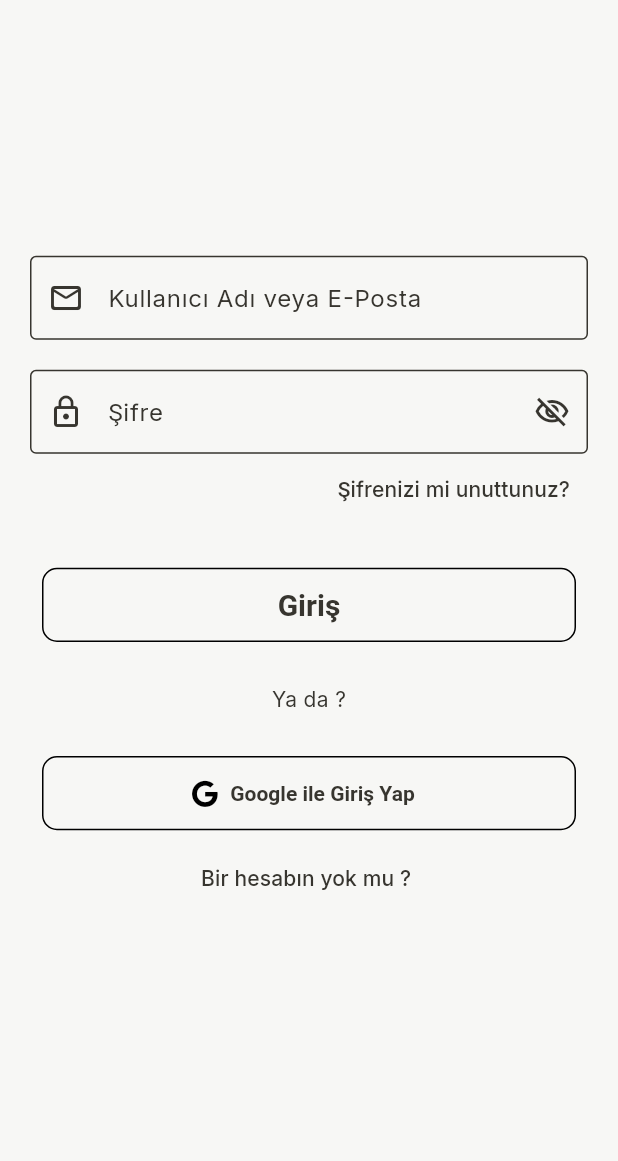
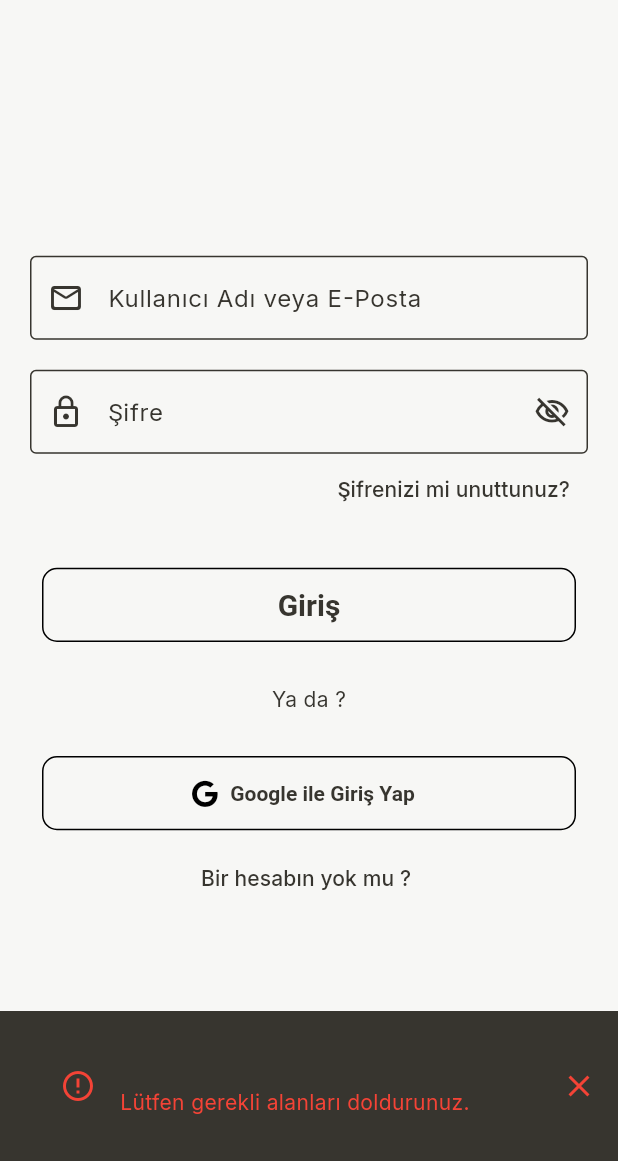
Before and after one commit to Renanuya/StudyON-MVP, a Flutter app: the LoginPage screen opened directly, after a tap on "Giriş", on a phone screen of 412 x 824 dp, the part 75-1236 px from its top. Run offline on Flutter 3.47's test engine with Material 2 defaults, Android fonts, the phone set to English and light mode, and no system bars; drawn by our look-alikes of flutter_form_builder; our stand-ins replace cloud_firestore, equatable, firebase_auth, firebase_core, font_awesome_flutter, form_builder_validators and 4 more; accounts and stored records are empty; network calls fail.

Commit message:
login ve register bilmem 1230913 hata ve çözümü

```diff
--- a/lib/core/constants/enums/provider_enums.dart
+++ b/lib/core/constants/enums/provider_enums.dart
@@ -3,8 +3,11 @@ enum Status {
   success('success'),
   failed('failed'),
   wrongPassword('wrong-password'),
+  passwordNotMatch('password-not-match'),
+  weakPassword('weak-password'),
   userNotFound('user-not-found'),
   manyTried('too-many-requests'),
+
   emailAlreadyInUse('email-already-in-use');
 
   final String? value;
--- /dev/null
+++ b/lib/core/utils/show_snackbar.dart
@@ -0,0 +1,48 @@
+import 'package:flutter/material.dart';
+
+final class ShowSnackbar {
+  ShowSnackbar._init();
+  static final ShowSnackbar instance = ShowSnackbar._init();
+  final messengerKey = GlobalKey<ScaffoldMessengerState>();
+  Future<void> showSnackBar(String? text) async {
+    if (text == null) return;
+
+    final snackBar = await SnackBar(
+      content: Text(
+        text,
+      ),
+      showCloseIcon: true,
+    );
+
+    messengerKey.currentState?.showSnackBar(snackBar);
+  }
+
+  Future<void> errorSnackBar(String? text, {String? title}) async {
+    if (text == null) return;
+
+    final snackBar = await SnackBar(
+      showCloseIcon: true,
+      closeIconColor: Colors.red,
+      content: ListTile(
+        leading: const Icon(
+          Icons.error_outline,
+          color: Colors.red,
+        ),
+        title: Text(
+          title ?? '',
+          style: const TextStyle(
+            color: Colors.red,
+          ),
+        ),
+        subtitle: Text(
+          text,
+          style: const TextStyle(
+            color: Colors.red,
+          ),
+        ),
+      ),
+    );
+
+    messengerKey.currentState?.showSnackBar(snackBar);
+  }
+}
--- a/lib/main.dart
+++ b/lib/main.dart
@@ -11,6 +11,7 @@ import 'package:thinktank/theme/dark_theme.dart';
 import 'package:thinktank/theme/light_theme.dart';
 import 'package:firebase_core/firebase_core.dart';
 import 'core/utils/navigation/navigation_service.dart';
+import 'core/utils/show_snackbar.dart';
 import 'firebase_options.dart';
 
 void main() async {
@@ -45,6 +46,7 @@ class MainApp extends StatelessWidget {
     return MaterialApp(
       navigatorKey: NavigationService.instance.navigatorKey,
       onGenerateRoute: NavigationRoute.instance.generateRoute,
+      scaffoldMessengerKey: ShowSnackbar.instance.messengerKey,
       debugShowCheckedModeBanner: false,
       theme: themeChange.currentTheme ?? lightTheme,
       darkTheme: themeChange.currentTheme ?? darkTheme,
--- a/lib/pages/login/view/login_page.dart
+++ b/lib/pages/login/view/login_page.dart
@@ -1,17 +1,16 @@
 import 'package:flutter/material.dart';
+import 'package:flutter_form_builder/flutter_form_builder.dart';
 import 'package:font_awesome_flutter/font_awesome_flutter.dart';
 import 'package:form_builder_validators/form_builder_validators.dart';
 import 'package:google_fonts/google_fonts.dart';
 import 'package:provider/provider.dart';
 import 'package:thinktank/core/constants/enums/provider_enums.dart';
-import 'package:thinktank/core/utils/navigation/navigation_service.dart';
+import 'package:thinktank/core/utils/show_snackbar.dart';
 import 'package:thinktank/pages/homePage/view/home_page.dart';
 import 'package:thinktank/pages/login/model/login_request_model.dart';
 import 'package:thinktank/pages/login/viewmodel/view_model.dart';
 
 import 'package:thinktank/services/auth.dart';
-
-import '../../../core/constants/navigation/navigation_constants.dart';
 import '../../register/view/register_page.dart';
 import '../../register/view/reset_password.dart';
 part 'login_page_mixin.dart';
@@ -28,12 +27,24 @@ final AuthService _authService = AuthService();
 class _LoginPageState extends State<LoginPage> with LoginPageMixin {
   @override
   Widget build(BuildContext context) {
+    /* if (context.watch<UserLoginProvider>().getLoginIsSucces ==
+        Status.wrongPassword) {
+      ShowSnackbar.instance.errorSnackBar('Şifre Hatalı');
+    } else if (context.watch<UserLoginProvider>().getLoginIsSucces ==
+        Status.userNotFound) {
+      ShowSnackbar.instance.errorSnackBar('Kullanıcı Bulunamadı');
+    } else if (context.watch<UserLoginProvider>().getLoginIsSucces ==
+        Status.manyTried) {
+      ShowSnackbar.instance.errorSnackBar(
+          'Çok fazla deneme yaptınız. Lütfen daha sonra tekrar deneyiniz.');
+    }*/
     double mHeight = MediaQuery.of(context).size.height;
     double mWidth = MediaQuery.of(context).size.width;
     return Scaffold(
       appBar: AppBar(
         title: Text(
           'ThinkTank',
+          textAlign: TextAlign.center,
           style: GoogleFonts.inter(
             fontWeight: FontWeight.bold,
             fontSize: mHeight * 0.044,
@@ -47,8 +58,9 @@ class _LoginPageState extends State<LoginPage> with LoginPageMixin {
         child: SingleChildScrollView(
           child: Padding(
             padding: const EdgeInsets.all(20.0),
-            child: Form(
-              key: _key,
+            child: FormBuilder(
+              autoFocusOnValidationFailure: true,
+              key: formkey,
               child: Column(
                 mainAxisAlignment: MainAxisAlignment.center,
                 crossAxisAlignment: CrossAxisAlignment.center,
@@ -111,9 +123,6 @@ class _LoginPageState extends State<LoginPage> with LoginPageMixin {
                     padding: const EdgeInsets.all(8.0),
                     child: Consumer<UserLoginProvider>(
                         builder: (context, value, child) {
-                      if (value.getLoginIsSucces == Status.wrongPassword) {
-                        print('şifre yanlış');
-                      }
                       if (value.getLoginIsSucces == Status.loading) {
                         return ElevatedButton(
                           style: ElevatedButton.styleFrom(
@@ -138,24 +147,19 @@ class _LoginPageState extends State<LoginPage> with LoginPageMixin {
                             minimumSize: Size(mWidth, mHeight * 0.06),
                           ),
                           onPressed: () {
-                            if (emailController.text.isNotEmpty &&
-                                passwordController.text.isNotEmpty &&
-                                _key.currentState!.validate()) {
-                              try {
+                            // _key.currentState!.validate()
+                            if (formkey.currentState?.validate() ?? false) {
                               context
                                   .read<UserLoginProvider>()
                                   .userLoginWithEmailPassword(
                                     LoginRequestModel(
                                       email: emailController.text.trim(),
-                                        password:
-                                            passwordController.text.trim(),
+                                      password: passwordController.text.trim(),
                                     ),
                                   );
-                              } finally {
-                                /*  NavigationService.instance
-                                    .navigateToPageRemoveAll(
-                                        path: NavigationConstants.authPage);*/
-                              }
+                            } else {
+                              ShowSnackbar.instance.errorSnackBar(
+                                  'Lütfen gerekli alanları doldurunuz.');
                             }
                           },
                           child: const Text(
@@ -237,6 +241,7 @@ class LoginUserTextFormField extends StatelessWidget {
   @override
   Widget build(BuildContext context) {
     return TextFormField(
+      autovalidateMode: AutovalidateMode.onUserInteraction,
       controller: emailController,
       decoration: InputDecoration(
         border: const OutlineInputBorder(),
@@ -261,4 +266,5 @@ class LoginUserTextFormField extends StatelessWidget {
     );
   }
 }
-//TODO ya da
+
+//TODO: LoginUserTextFormField "validator" çalışmıyor.
--- a/lib/pages/login/view/login_page_mixin.dart
+++ b/lib/pages/login/view/login_page_mixin.dart
@@ -27,5 +27,5 @@ mixin LoginPageMixin on State<LoginPage> {
   //   }
   // }
 
-  final GlobalKey<FormState> _key = GlobalKey<FormState>();
+  final formkey = GlobalKey<FormBuilderState>();
 }
--- a/lib/pages/login/viewmodel/view_model.dart
+++ b/lib/pages/login/viewmodel/view_model.dart
@@ -2,6 +2,8 @@ import 'package:firebase_auth/firebase_auth.dart';
 import 'package:flutter/foundation.dart';
 import 'package:thinktank/core/constants/enums/provider_enums.dart';
 import 'package:thinktank/pages/login/model/login_request_model.dart';
+
+import '../../../core/utils/show_snackbar.dart';
 
 class UserLoginProvider extends ChangeNotifier {
   UserCredential? _model;
@@ -33,6 +35,7 @@ class UserLoginProvider extends ChangeNotifier {
           notifyListeners();
         } else if (e.code == Status.userNotFound.value) {
           _loginStatus = Status.userNotFound;
+
           notifyListeners();
         } else {
           _loginStatus = Status.failed;
--- a/lib/pages/splashPages/splash_page_1.dart
+++ b/lib/pages/splashPages/splash_page_1.dart
@@ -2,7 +2,6 @@ import 'package:flutter/material.dart';
 import 'package:google_fonts/google_fonts.dart';
 import 'package:thinktank/core/utils/navigation/navigation_service.dart';
 import 'package:thinktank/pages/components/main_outlinedbutton.dart';
-
 import '../../core/constants/navigation/navigation_constants.dart';
 
 class SplashPageOne extends StatelessWidget {
--- a/lib/pages/splashPages/splash_page_2.dart
+++ b/lib/pages/splashPages/splash_page_2.dart
@@ -1,8 +1,6 @@
 import 'package:flutter/material.dart';
 import 'package:google_fonts/google_fonts.dart';
 import 'package:thinktank/pages/components/main_outlinedbutton.dart';
-import 'package:thinktank/pages/splashPages/splash_page_3.dart';
-
 import '../../core/constants/navigation/navigation_constants.dart';
 import '../../core/utils/navigation/navigation_service.dart';
 
--- a/lib/pages/splashPages/splash_page_3.dart
+++ b/lib/pages/splashPages/splash_page_3.dart
@@ -1,9 +1,6 @@
 import 'package:flutter/material.dart';
 import 'package:google_fonts/google_fonts.dart';
 import 'package:thinktank/pages/components/main_outlinedbutton.dart';
-import 'package:thinktank/pages/homePage/view/home_page.dart';
-import 'package:thinktank/pages/login/view/login_page.dart';
-
 import '../../core/constants/navigation/navigation_constants.dart';
 import '../../core/utils/navigation/navigation_service.dart';
 
--- a/pubspec.yaml
+++ b/pubspec.yaml
@@ -49,6 +49,7 @@ dependencies:
   equatable: ^2.0.5
   persistent_bottom_nav_bar: ^5.0.2
   form_builder_validators: ^9.0.0
+  flutter_form_builder: ^7.8.0
 dependency_overrides:
    intl: ^0.18.1
 
```
Also changed, not shown: lib/pages/homePage/view/home_page.dart (+12 -2 lines), lib/pages/register/view/register_page.dart (+23 -0 lines), lib/pages/register/view/reset_password.dart (+6 -1 lines), lib/pages/register/viewmodel/view_model.dart (+22 -0 lines), lib/pages/timerpage/timerscreen.dart (+34 -43 lines), pubspec.lock. Lines whose indentation alone changed are shown as unchanged.
